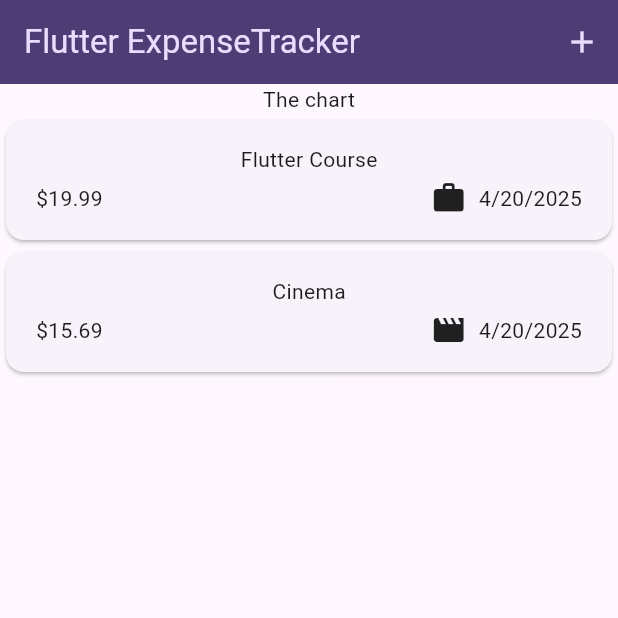
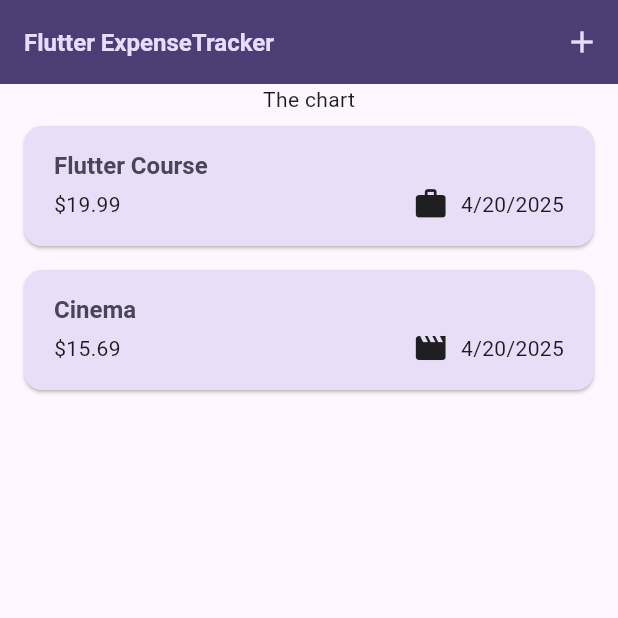
Before and after one commit to einalem4/flutter-expense-tracker, a Flutter app: the screen it shows after launch, on a phone screen of 412 x 824 dp, the top half of it. Run offline on Flutter 3.47's test engine with Material 3 defaults, Android fonts, the phone set to English and light mode, and no system bars.

Commit message:
Updated card theme and elevated button styles in main.dart, added background color and margin to Dismissible widget in expenses_list.dart for better visual feedback on item removal.

```diff
--- a/lib/widgets/expenses_list/expense_item.dart
+++ b/lib/widgets/expenses_list/expense_item.dart
@@ -15,8 +15,12 @@ class ExpenseItem extends StatelessWidget {
           vertical: 16,
         ),
         child: Column(
+          crossAxisAlignment: CrossAxisAlignment.start,
           children: [
-            Text(expense.title),
+            Text(
+              expense.title,
+              style: Theme.of(context).textTheme.titleLarge,
+            ),
             const SizedBox(height: 4),
             Row(
               children: [
--- a/lib/widgets/expenses_list/expenses_list.dart
+++ b/lib/widgets/expenses_list/expenses_list.dart
@@ -18,6 +18,12 @@ class ExpensesList extends StatelessWidget {
       itemCount: expenses.length,
       itemBuilder: (ctx, index) => Dismissible(
         key: ValueKey(expenses[index]),
+        background: Container(
+          color: Theme.of(context).colorScheme.error.withOpacity(0.75),
+          margin: EdgeInsets.symmetric(
+            horizontal: Theme.of(context).cardTheme.margin!.horizontal,
+          ),
+        ),
         onDismissed: (direction) {
           onRemoveExpense(expenses[index]);
         },
```
Also changed, not shown: lib/main.dart (+25 -5 lines).
